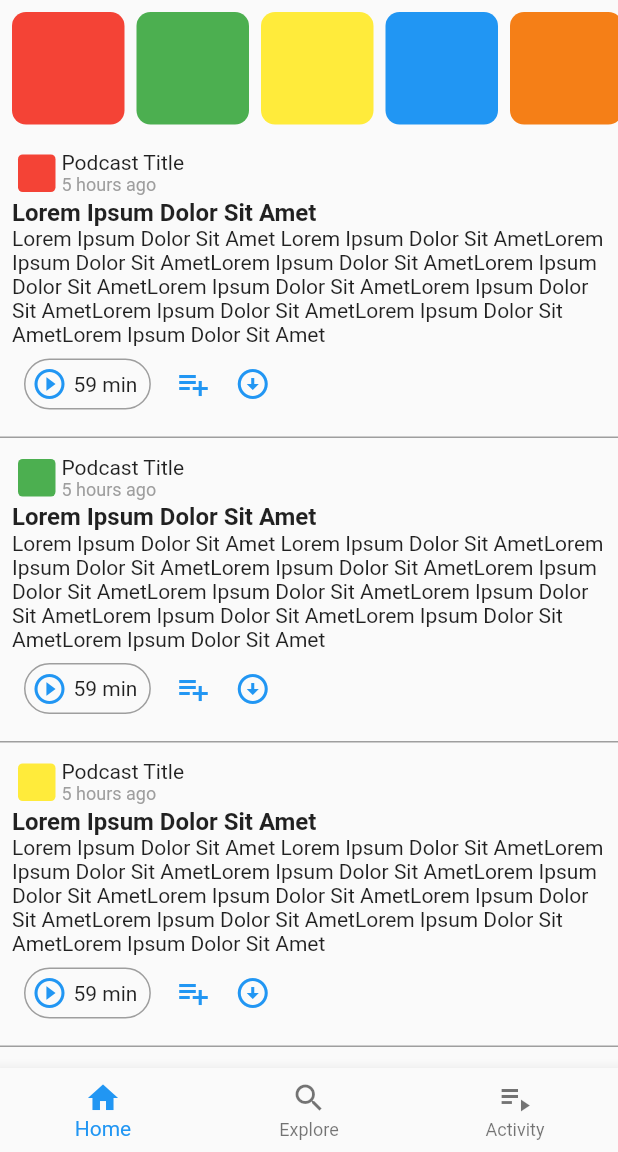
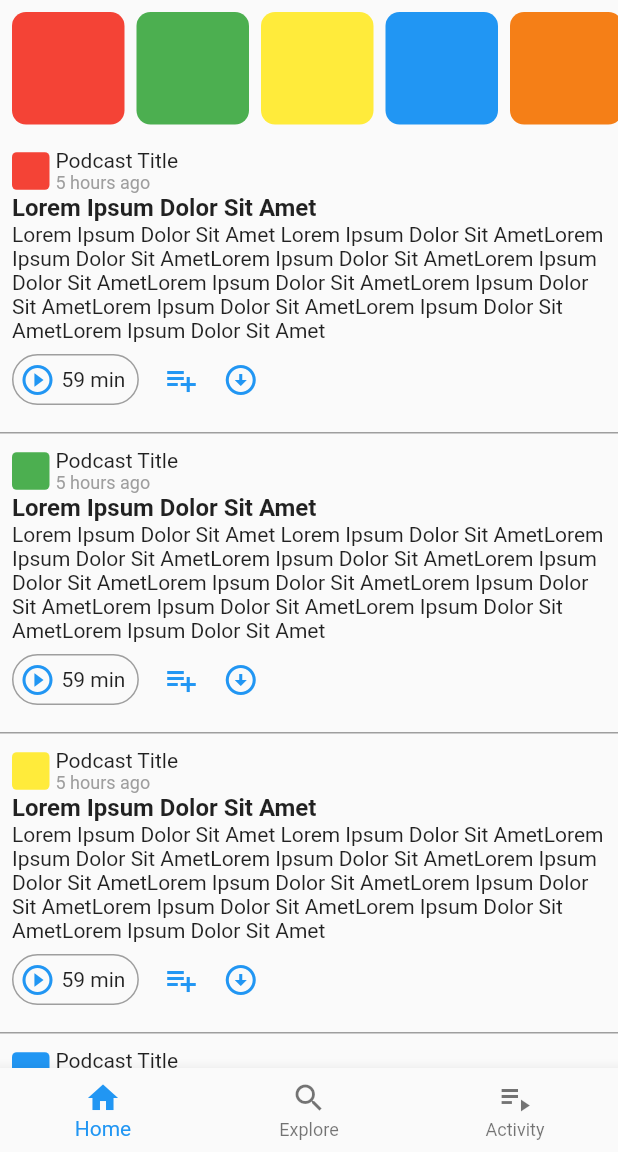
Before and after one commit to AlabasterAxe/google_podcasts_clone, a Flutter app: the screen it shows after launch, on a phone screen of 412 x 824 dp, the part 84-1236 px from its top. Run offline on Flutter 3.47's test engine with Material 2 defaults, Android fonts, the phone set to English and light mode, and no system bars; network calls fail.

Commit message:
standardized the padding sizing

```diff
--- a/lib/common.dart
+++ b/lib/common.dart
@@ -2,15 +2,12 @@ import 'package:flutter/material.dart';
 import 'package:flutter/widgets.dart';
 
 Widget getPodcastCover(Color color, double size) {
-  return Padding(
-    padding: const EdgeInsets.all(4.0),
-    child: Container(
-        height: size,
-        width: size,
-        decoration: BoxDecoration(
-            color: color,
-            borderRadius: BorderRadius.all(Radius.circular(size / 8)))),
-  );
+  return Container(
+      height: size,
+      width: size,
+      decoration: BoxDecoration(
+          color: color,
+          borderRadius: BorderRadius.all(Radius.circular(size / 8))));
 }
 
 Widget getDivider() {
@@ -26,6 +23,7 @@ Widget getDivider() {
 Widget _getPodcastTitle(Color color) {
   return Row(children: [
     getPodcastCover(color, 25),
+    SizedBox(width: 4.0),
     Column(crossAxisAlignment: CrossAxisAlignment.start, children: [
       Text("Podcast Title"),
       Text("5 hours ago", style: TextStyle(fontSize: 12, color: Colors.grey))
@@ -64,7 +62,7 @@ Widget getEpisodeRow(Color color) {
               "Lorem Ipsum Dolor Sit Amet Lorem Ipsum Dolor Sit AmetLorem Ipsum Dolor Sit AmetLorem Ipsum Dolor Sit AmetLorem Ipsum Dolor Sit AmetLorem Ipsum Dolor Sit AmetLorem Ipsum Dolor Sit AmetLorem Ipsum Dolor Sit AmetLorem Ipsum Dolor Sit AmetLorem Ipsum Dolor Sit Amet"),
           Row(children: [
             Padding(
-              padding: const EdgeInsets.all(8.0),
+              padding: const EdgeInsets.fromLTRB(0.0, 8.0, 8.0, 8.0),
               child: _getPlayPill(),
             ),
             Padding(
--- a/lib/home-page.dart
+++ b/lib/home-page.dart
@@ -35,17 +35,26 @@ class _HomePageState extends State<HomePage> {
           scrollDirection: Axis.horizontal,
           controller: _sc,
           child: Padding(
-            padding: const EdgeInsets.all(4.0),
+            padding: const EdgeInsets.all(8.0),
             child: Row(children: [
               getPodcastCover(Colors.red, 75),
+              SizedBox(width: 8.0),
               getPodcastCover(Colors.green, 75),
+              SizedBox(width: 8.0),
               getPodcastCover(Colors.yellow, 75),
+              SizedBox(width: 8.0),
               getPodcastCover(Colors.blue, 75),
+              SizedBox(width: 8.0),
               getPodcastCover(Colors.yellow[900], 75),
+              SizedBox(width: 8.0),
               getPodcastCover(Colors.red, 75),
+              SizedBox(width: 8.0),
               getPodcastCover(Colors.green, 75),
+              SizedBox(width: 8.0),
               getPodcastCover(Colors.yellow, 75),
+              SizedBox(width: 8.0),
               getPodcastCover(Colors.blue, 75),
+              SizedBox(width: 8.0),
               getPodcastCover(Colors.yellow[900], 75),
             ]),
           ),
```
Also changed, not shown: lib/explore-page.dart (+10 -2 lines).
